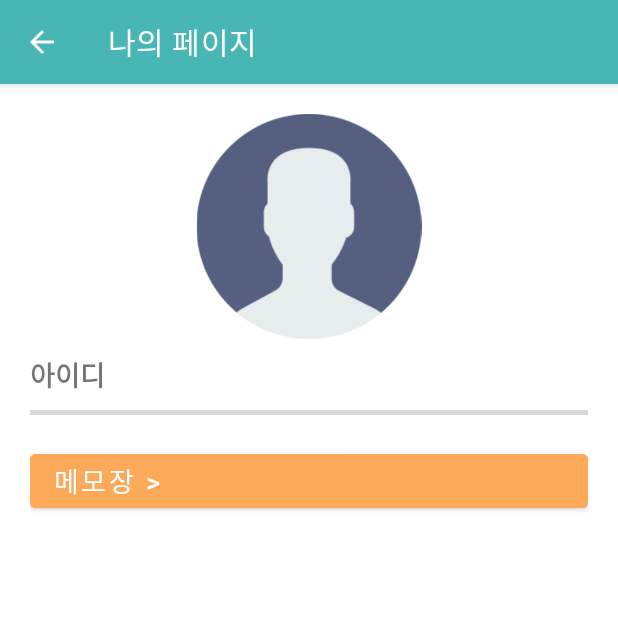
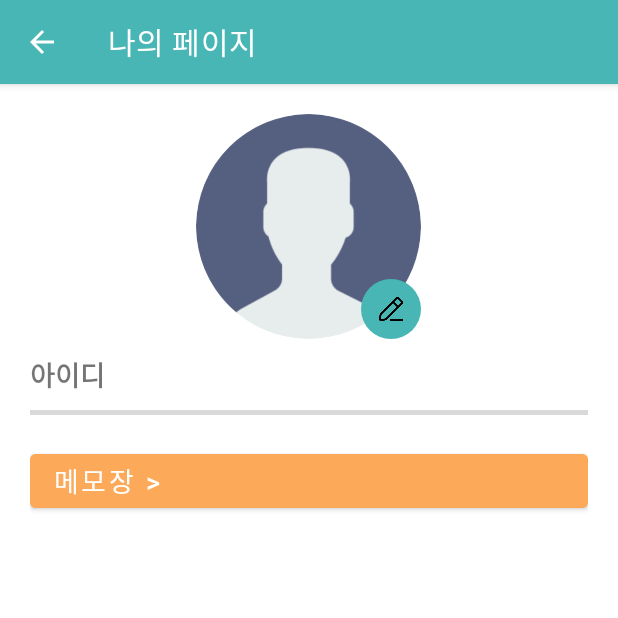
Before and after one commit to seyeon91/Kotlin-Android, an Android app: the MyPageActivity screen opened directly, with no data from a screen before it, on a phone screen of 412 x 824 dp, the top half of it. Run offline under Robolectric (Android 15) with nearby library versions, the phone set to English and light mode, and no system bars.

Commit message:
11장 멀티미디어 - 프로필

```diff
--- a/BookMarket/app/src/main/java/com/androidbook/bookmarket/mypage/MyPageActivity.kt
+++ b/BookMarket/app/src/main/java/com/androidbook/bookmarket/mypage/MyPageActivity.kt
@@ -9,10 +9,38 @@ import androidx.appcompat.app.AppCompatActivity
 import androidx.core.view.ViewCompat
 import androidx.core.view.WindowInsetsCompat
 import com.androidbook.bookmarket.R
+import android.graphics.Bitmap
+import android.graphics.BitmapFactory
+import android.net.Uri
+import android.view.View
+import android.widget.ImageButton
+import android.widget.ImageView
+import androidx.activity.result.contract.ActivityResultContracts
+import androidx.appcompat.app.AlertDialog
+import java.io.File
+import java.io.FileOutputStream
 
 class MyPageActivity : AppCompatActivity() {
 
     lateinit var memoObj: Button
+
+    lateinit var profileImg: ImageView
+    private val profileFileName = "profile.jpg"
+
+    private val cameraLauncher = registerForActivityResult(ActivityResultContracts.TakePicturePreview()) { bitmap: Bitmap? ->
+        if (bitmap != null) {
+            saveProfile(bitmap)
+        }
+    }
+
+    private val galleryLauncher = registerForActivityResult(ActivityResultContracts.GetContent()) { uri: Uri? ->
+        if (uri != null) {
+            contentResolver.openInputStream(uri)?.use { input ->
+                val bitmap = BitmapFactory.decodeStream(input)
+                if (bitmap != null) saveProfile(bitmap)
+            }
+        }
+    }
 
     override fun onCreate(savedInstanceState: Bundle?) {
         super.onCreate(savedInstanceState)
@@ -30,6 +58,55 @@ class MyPageActivity : AppCompatActivity() {
             val intent = Intent(this, MemoActivity::class.java)
             startActivity(intent)
         }
+
+        profileImg = findViewById(R.id.loginimg)
+        val profileBtn: ImageButton = findViewById(R.id.btnProfile)
+        loadProfile()
+
+        profileBtn.setOnClickListener {
+            showProfileDialog()
+        }
+    }
+
+    fun showProfileDialog() {
+        val dialogView = layoutInflater.inflate(R.layout.dialog_profile, null)
+        val dialog = AlertDialog.Builder(this)
+            .setView(dialogView)
+            .show()
+
+        val layoutCamera: View = dialogView.findViewById(R.id.layoutCamera)
+        val layoutGallery: View = dialogView.findViewById(R.id.layoutGallery)
+
+        layoutCamera.setOnClickListener {
+            dialog.dismiss()
+            cameraLauncher.launch(null)
+        }
+        layoutGallery.setOnClickListener {
+            dialog.dismiss()
+            galleryLauncher.launch("image/*")
+        }
+    }
+
+    fun saveProfile(bitmap: Bitmap) {
+        val scaled = resizeBitmap(bitmap, 600)
+        val file = File(filesDir, profileFileName)
+        FileOutputStream(file).use { out ->
+            scaled.compress(Bitmap.CompressFormat.JPEG, 90, out)
+        }
+        profileImg.setImageBitmap(scaled)
+    }
+
+    fun loadProfile() {
+        val file = File(filesDir, profileFileName)
+        if (file.exists()) {
+            profileImg.setImageBitmap(BitmapFactory.decodeFile(file.absolutePath))
+        }
+    }
+
+    fun resizeBitmap(bitmap: Bitmap, maxSize: Int): Bitmap {
+        val ratio = maxOf(bitmap.width, bitmap.height).toFloat() / maxSize
+        if (ratio <= 1f) return bitmap
+        return Bitmap.createScaledBitmap(bitmap, (bitmap.width / ratio).toInt(), (bitmap.height / ratio).toInt(), true)
     }
 
     override fun onCreateOptionsMenu(menu: Menu?): Boolean {
--- /dev/null
+++ b/BookMarket/app/src/main/res/drawable/bg_circle_button.xml
@@ -0,0 +1,5 @@
+<?xml version="1.0" encoding="utf-8"?>
+<shape xmlns:android="http://schemas.android.com/apk/res/android"
+    android:shape="oval">
+    <solid android:color="#48B6B5" />
+</shape>
--- a/BookMarket/app/src/main/res/layout/activity_mypage.xml
+++ b/BookMarket/app/src/main/res/layout/activity_mypage.xml
@@ -9,11 +9,30 @@
     android:orientation="vertical"
     tools:context=".mypage.MyPageActivity">
 
-    <ImageView
-        android:id="@+id/loginimg"
-        android:layout_width="match_parent"
+    <FrameLayout
+        android:layout_width="150dp"
         android:layout_height="150dp"
-        android:src="@drawable/mypage_user" />
+        android:layout_gravity="center_horizontal">
+
+        <com.google.android.material.imageview.ShapeableImageView
+            android:id="@+id/loginimg"
+            android:layout_width="match_parent"
+            android:layout_height="match_parent"
+            android:scaleType="centerCrop"
+            android:src="@drawable/mypage_user"
+            app:shapeAppearanceOverlay="@style/CircleImage" />
+
+        <ImageButton
+            android:id="@+id/btnProfile"
+            android:layout_width="40dp"
+            android:layout_height="40dp"
+            android:layout_gravity="bottom|end"
+            android:background="@drawable/bg_circle_button"
+            android:contentDescription="프로필 사진 변경"
+            android:padding="9dp"
+            android:scaleType="fitCenter"
+            android:src="@drawable/mypage_modify" />
+    </FrameLayout>
 
     <LinearLayout
         android:id="@+id/work_layout"
--- a/BookMarket/app/src/main/res/values/themes.xml
+++ b/BookMarket/app/src/main/res/values/themes.xml
@@ -20,4 +20,9 @@
         <item name="android:statusBarColor">@color/appBarColor</item>
         <item name="android:navigationBarColor">@color/appBarColor</item>
     </style>
+
+    <style name="CircleImage">
+        <item name="cornerFamily">rounded</item>
+        <item name="cornerSize">50%</item>
+    </style>
 </resources>
```
Also changed, not shown: BookMarket/app/src/main/res/layout/dialog_profile.xml (added, +62 -0 lines), BookMarket/app/src/main/res/drawable/mypage_camera.png (added), BookMarket/app/src/main/res/drawable/mypage_gallery.png (added), BookMarket/app/src/main/res/drawable/mypage_modify.png (added).
